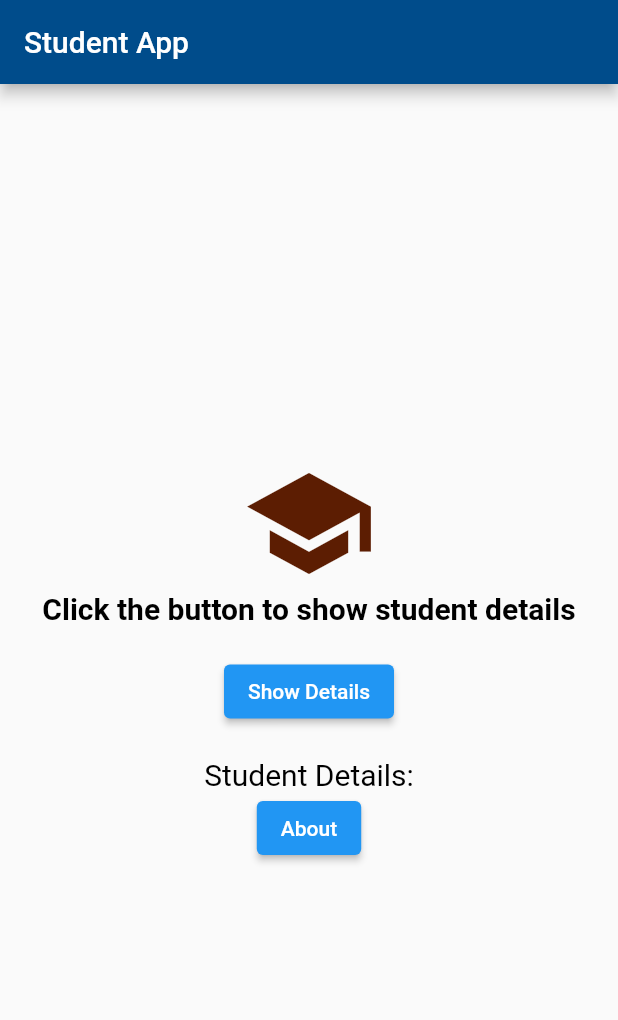
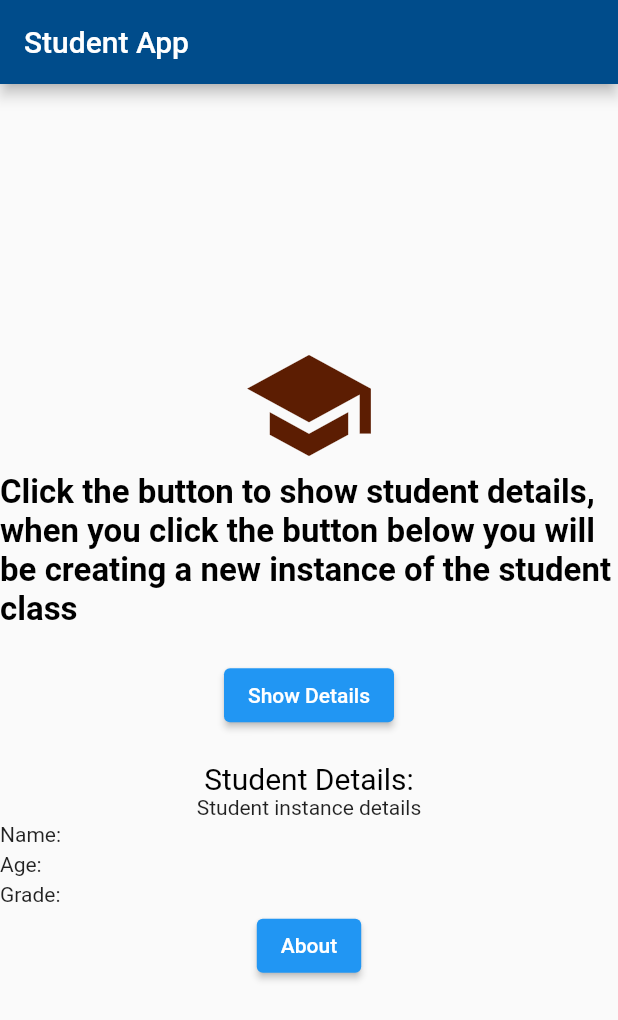
Before and after one commit to NoShadiah/NabawangaShadiah_Mobile-Applications-Exam-Sem-2-2023, a Flutter app: the screen it shows after launch, on a phone screen of 412 x 824 dp. Shown: the top 1020 px of the screen. Run offline on Flutter 3.47's test engine with Material 2 defaults, Android fonts, the phone set to English and light mode, and no system bars.

Commit message:
submitted work

```diff
--- a/studentapp/lib/homeScreen.dart
+++ b/studentapp/lib/homeScreen.dart
@@ -17,7 +17,16 @@ class _HomeScreenState extends State<HomeScreen> {
   String studentNumber = "2022/DCSE/023/SS:";
   String studentGrade = "A";
   int studentage = 20;
+
   String? studentDetails = "Student Details:";
+
+  // new student details
+
+  String student1name = "";
+  String student1email = "";
+  String student1Number = "";
+  String student1Grade = "";
+  String student1age = "";
 
 // An instance of the student class
   Student student1 = Student();
@@ -32,7 +41,9 @@ class _HomeScreenState extends State<HomeScreen> {
       student1.set_Grade("A");
 
       // getting student details
-      student1
+      student1name = student1.get_age();
+      student1Grade = student1.get_grade();
+      student1age = student1.get_age();
     });
   }
 
@@ -51,9 +62,9 @@ class _HomeScreenState extends State<HomeScreen> {
     return SafeArea(
         child: Scaffold(
       appBar: AppBar(
+        leading: null,
         backgroundColor: const Color.fromARGB(255, 0, 76, 139),
         title: Text(widget.title),
-        leading: null,
       ),
       body: Center(
         child: Column(
@@ -65,11 +76,11 @@ class _HomeScreenState extends State<HomeScreen> {
               size: 90,
             ),
             const Text(
-              'Click the button to show student details',
+              'Click the button to show student details, when you click the button below you will be creating a new instance of the student class',
               style: TextStyle(
                   color: Colors.black,
                   fontWeight: FontWeight.bold,
-                  fontSize: 20),
+                  fontSize: 22),
             ),
 
             const SizedBox(
@@ -100,6 +111,42 @@ class _HomeScreenState extends State<HomeScreen> {
                       fontSize: 20,
                       fontWeight: FontWeight.normal),
                 ),
+                Text("Student instance details"),
+                Column(
+                  mainAxisAlignment: MainAxisAlignment.center,
+                  children: [
+                    Row(
+                      mainAxisAlignment: MainAxisAlignment.start,
+                      children: [
+                        Text("Name:"),
+                        const SizedBox(
+                          height: 20,
+                        ),
+                        Text("      $student1name ")
+                      ],
+                    ),
+                    Row(
+                      mainAxisAlignment: MainAxisAlignment.start,
+                      children: [
+                        Text("Age:"),
+                        const SizedBox(
+                          height: 20,
+                        ),
+                        Text("      $student1age ")
+                      ],
+                    ),
+                    Row(
+                      mainAxisAlignment: MainAxisAlignment.start,
+                      children: [
+                        Text("Grade: "),
+                        const SizedBox(
+                          height: 20,
+                        ),
+                        Text("      $student1Grade ")
+                      ],
+                    ),
+                  ],
+                ),
                 ElevatedButton(
                     // style: ,
                     onPressed: () {
--- a/studentapp/lib/student.dart
+++ b/studentapp/lib/student.dart
@@ -1,10 +1,10 @@
 class Student {
   Student();
-  String _name = "......";
-  String _email = "......";
-  String _studentNumber = "......";
+  String _name = "";
+  String _email = "";
+  String _studentNumber = "";
   int _age = 0;
-  String _grade = "A";
+  String _grade = "";
 
   String getname() {
     return _name;
@@ -22,6 +22,9 @@ class Student {
     return '$_age';
   }
 
+  String get_grade() {
+    return _grade;
+  }
 
   // setters
   void setname(String name) {
```
